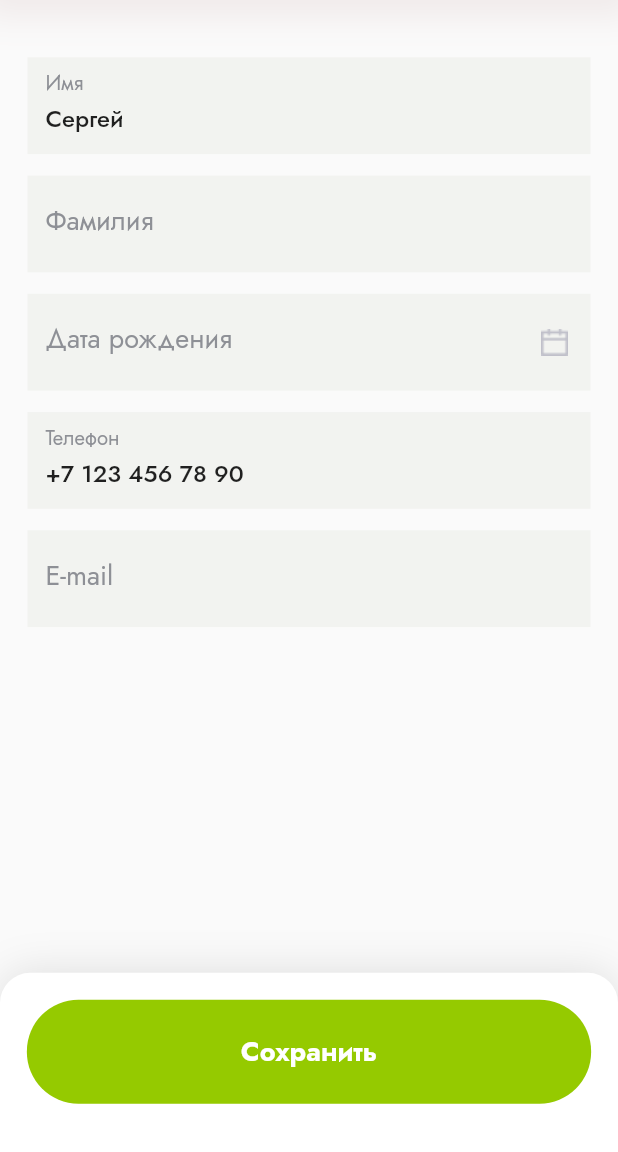
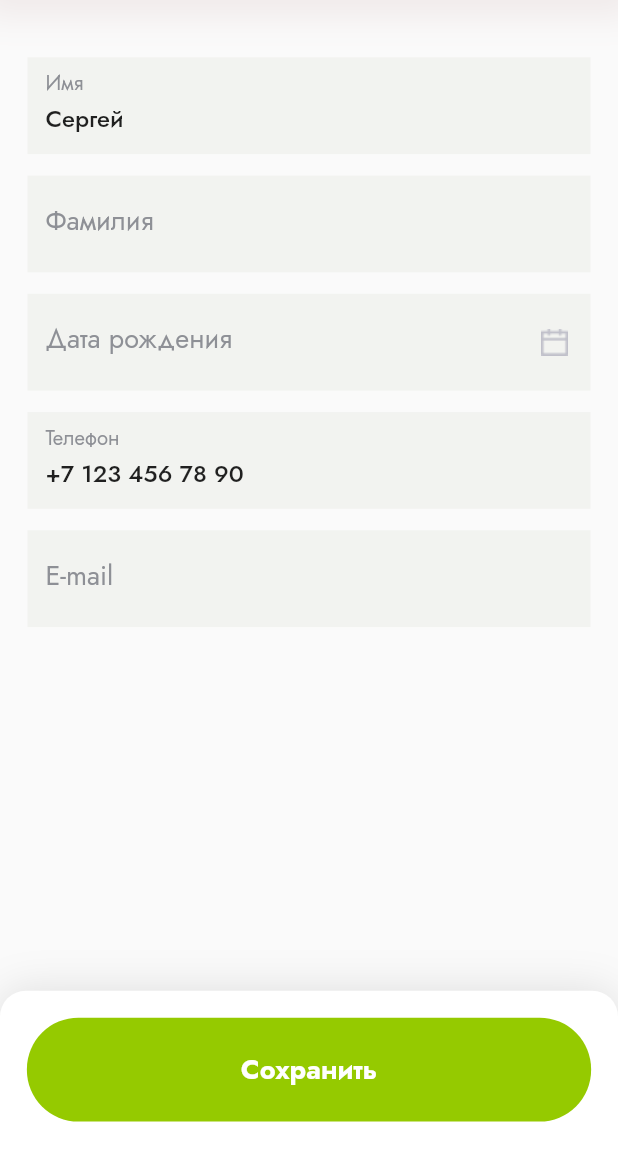
Before and after one commit to MobyteDev/organic_market, a Flutter app: the PersonalDataPage screen opened by its route, on a phone screen of 412 x 824 dp, the part 84-1236 px from its top. Run offline on Flutter 3.47's test engine with Material 2 defaults, Android fonts, the phone set to English and light mode, and no system bars; our stand-ins replace auto_route, bloc, carousel_slider, flutter_bloc, flutter_screenutil, flutter_switch and 5 more; accounts and stored records are empty.

Commit message:
fixed bottom

```diff
--- /dev/null
+++ b/lib/ui/common_widgets/organic_bottom.dart
@@ -0,0 +1,70 @@
+import 'package:flutter/material.dart';
+import 'package:flutter_screenutil/flutter_screenutil.dart';
+import 'package:organic_market/common/app_styles.dart';
+import 'package:organic_market/ui/common_widgets/organic_button.dart';
+
+class OrganicBottom extends StatelessWidget {
+  final double height;
+  final String buttonLabel;
+  final double buttonHeight;
+  final double buttonWidth;
+  final void Function() onTap;
+  final String? label;
+  final String? textButtonLabel;
+
+  const OrganicBottom({
+    Key? key,
+    required this.buttonLabel,
+    required this.buttonHeight,
+    required this.buttonWidth,
+    required this.height,
+    required this.onTap,
+    this.label,
+    this.textButtonLabel,
+  }) : super(key: key);
+
+  @override
+  Widget build(BuildContext context) {
+    return Container(
+      height: height,
+      padding: EdgeInsets.all(15.h),
+      decoration: BoxDecoration(
+        color: Colors.white,
+        borderRadius: BorderRadius.vertical(top: Radius.circular(15.r)),
+        boxShadow: [
+          BoxShadow(
+            blurRadius: 20.r,
+            color: Colors.grey.withOpacity(0.3),
+          ),
+        ],
+      ),
+      child: Column(
+        children: [
+          OrganicButton(
+            buttonLabel: buttonLabel,
+            onTap: onTap,
+            height: buttonHeight,
+            width: buttonWidth,
+          ),
+          (label == null && textButtonLabel == null)
+              ? Container()
+              : const SizedBox(height: 10),
+          label == null
+              ? Container()
+              : Text(
+                  label!,
+                  textAlign: TextAlign.center,
+                  style: AppStyles.bodyGrey2,
+                ),
+          textButtonLabel == null
+              ? Container(height: 0)
+              : Text(
+                  textButtonLabel!,
+                  textAlign: TextAlign.center,
+                  style: AppStyles.bodyGreen2,
+                ),
+        ],
+      ),
+    );
+  }
+}
--- a/lib/ui/personal_data_page/personal_data_page.dart
+++ b/lib/ui/personal_data_page/personal_data_page.dart
@@ -1,8 +1,8 @@
 import 'package:flutter/material.dart';
 import 'package:flutter_screenutil/flutter_screenutil.dart';
 import 'package:organic_market/ui/common_widgets/organic_app_bar.dart';
+import 'package:organic_market/ui/common_widgets/organic_bottom.dart';
 import 'package:organic_market/ui/common_widgets/organic_text_field.dart';
-import 'package:organic_market/ui/personal_data_page/widgets/personal_data_bottom_bar.dart';
 
 class PersonalDataPage extends StatelessWidget {
   final TextEditingController _nameController =
@@ -15,6 +15,8 @@ class PersonalDataPage extends StatelessWidget {
 
   PersonalDataPage({Key? key}) : super(key: key);
 
+  void _onTapSave() {}
+
   @override
   Widget build(BuildContext context) {
     return Scaffold(
@@ -22,7 +24,13 @@ class PersonalDataPage extends StatelessWidget {
         title: 'Личные данные',
         isBack: true,
       ),
-      bottomNavigationBar: PersonalDataBottomBar(buttonLabel: 'Сохранить'),
+      bottomNavigationBar: OrganicBottom(
+        height: 90.h,
+        buttonLabel: 'Сохранить',
+        buttonHeight: 58.h,
+        buttonWidth: 343.w,
+        onTap: _onTapSave,
+      ),
       body: ListView(
         padding: EdgeInsets.only(top: 32.h, left: 16.w, right: 16.w),
         children: [
--- a/lib/ui/personal_data_page/widgets/personal_data_bottom_bar.dart
+++ /dev/null
@@ -1,40 +0,0 @@
-import 'package:flutter/material.dart';
-import 'package:flutter_screenutil/flutter_screenutil.dart';
-import 'package:organic_market/ui/common_widgets/organic_button.dart';
-
-class PersonalDataBottomBar extends StatelessWidget {
-  final String buttonLabel;
-
-  const PersonalDataBottomBar({Key? key, required this.buttonLabel})
-      : super(key: key);
-
-  void _onTapSave() {}
-
-  @override
-  Widget build(BuildContext context) {
-    return Container(
-      height: 100.h,
-      padding: EdgeInsets.all(15.h),
-      decoration: BoxDecoration(
-        color: Colors.white,
-        borderRadius: const BorderRadius.vertical(top: Radius.circular(20)),
-        boxShadow: [
-          BoxShadow(
-            blurRadius: 20.r,
-            color: Colors.grey.withOpacity(0.3),
-          ),
-        ],
-      ),
-      child: Column(
-        children: [
-          OrganicButton(
-            buttonLabel: buttonLabel,
-            onTap: _onTapSave,
-            height: 58.h,
-            width: 343.w,
-          ),
-        ],
-      ),
-    );
-  }
-}
--- a/lib/ui/profile_page/widgets/profile_list.dart
+++ b/lib/ui/profile_page/widgets/profile_list.dart
@@ -1,6 +1,5 @@
 import 'package:auto_route/auto_route.dart';
 import 'package:flutter/material.dart';
-import 'package:organic_market/ui/personal_data_page/personal_data_page.dart';
 import 'package:organic_market/ui/profile_page/widgets/profile_list_tile.dart';
 
 class ProfileList extends StatelessWidget {
```
Also changed, not shown: lib/ui/order_making_page/order_making_page.dart (+6 -4 lines), lib/ui/order_making_page/widgets/order_making_bottom_bar.dart (deleted, +0 -62 lines).
